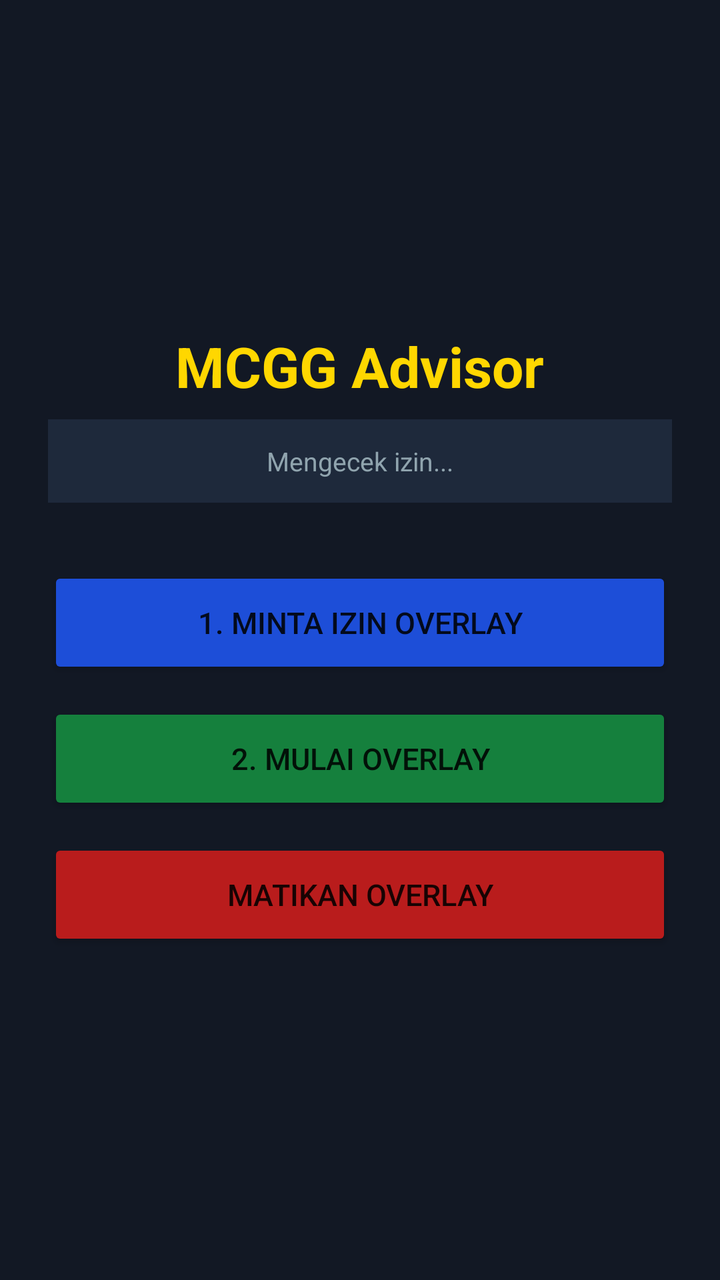
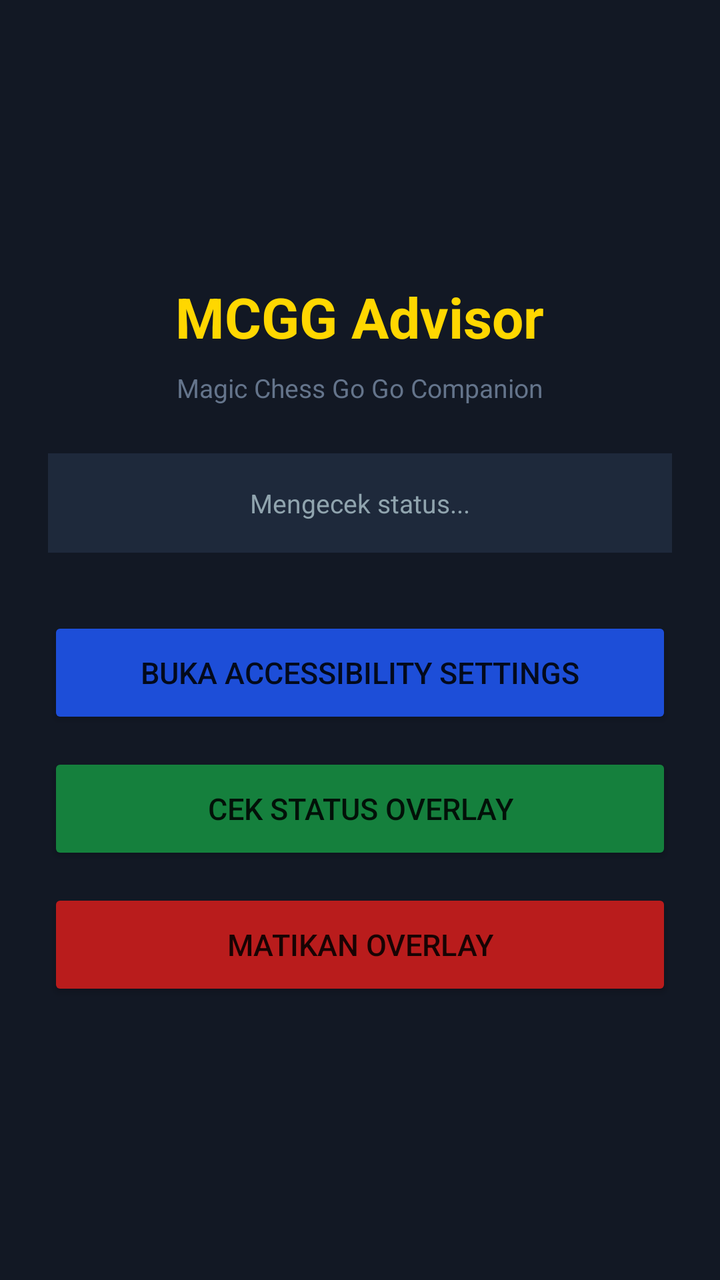

An Android layout rendered at two revisions. The XML below is the earlier revision; the diff shows what the commit changed to produce the second picture.
<!-- AndroidManifest.xml: application theme Theme.MCGGAdvisor -->
<!-- res/layout/activity_main.xml -->
<?xml version="1.0" encoding="utf-8"?>
<LinearLayout xmlns:android="http://schemas.android.com/apk/res/android"
    android:layout_width="match_parent"
    android:layout_height="match_parent"
    android:orientation="vertical"
    android:gravity="center"
    android:padding="24dp"
    android:background="#121824">

    <TextView
        android:layout_width="wrap_content"
        android:layout_height="wrap_content"
        android:text="MCGG Advisor"
        android:textColor="#FFD700"
        android:textSize="28sp"
        android:textStyle="bold"
        android:layout_marginBottom="8dp" />

    <TextView
        android:id="@+id/tvStatus"
        android:layout_width="match_parent"
        android:layout_height="wrap_content"
        android:text="Mengecek izin..."
        android:textColor="#90A4AE"
        android:textSize="13sp"
        android:gravity="center"
        android:layout_marginBottom="32dp"
        android:padding="12dp"
        android:background="#1E293B" />

    <Button
        android:id="@+id/btnPermission"
        android:layout_width="match_parent"
        android:layout_height="56dp"
        android:text="1. Minta Izin Overlay"
        android:textSize="15sp"
        android:backgroundTint="#1D4ED8"
        android:layout_marginBottom="12dp" />

    <Button
        android:id="@+id/btnStart"
        android:layout_width="match_parent"
        android:layout_height="56dp"
        android:text="2. Mulai Overlay"
        android:textSize="15sp"
        android:backgroundTint="#15803D"
        android:layout_marginBottom="12dp" />

    <Button
        android:id="@+id/btnStop"
        android:layout_width="match_parent"
        android:layout_height="56dp"
        android:text="Matikan Overlay"
        android:textSize="15sp"
        android:backgroundTint="#B91C1C" />

</LinearLayout>
<!-- resources referenced by this layout -->
<resources>
  <style name="Theme.MCGGAdvisor" parent="Theme.MaterialComponents.DayNight.NoActionBar">
          <item name="colorPrimary">#00C853</item>
          <item name="colorSecondary">#FFD700</item>
          <item name="android:statusBarColor">#121824</item>
      </style>
</resources>

<!-- the commit's change to res/layout/activity_main.xml (unified diff, before → after) -->
@@ -17,22 +17,30 @@
         android:layout_marginBottom="8dp" />
 
     <TextView
+        android:layout_width="wrap_content"
+        android:layout_height="wrap_content"
+        android:text="Magic Chess Go Go Companion"
+        android:textColor="#64748B"
+        android:textSize="13sp"
+        android:layout_marginBottom="24dp" />
+
+    <TextView
         android:id="@+id/tvStatus"
         android:layout_width="match_parent"
         android:layout_height="wrap_content"
-        android:text="Mengecek izin..."
+        android:text="Mengecek status..."
         android:textColor="#90A4AE"
         android:textSize="13sp"
         android:gravity="center"
         android:layout_marginBottom="32dp"
-        android:padding="12dp"
+        android:padding="16dp"
         android:background="#1E293B" />
 
     <Button
         android:id="@+id/btnPermission"
         android:layout_width="match_parent"
         android:layout_height="56dp"
-        android:text="1. Minta Izin Overlay"
+        android:text="Buka Accessibility Settings"
         android:textSize="15sp"
         android:backgroundTint="#1D4ED8"
         android:layout_marginBottom="12dp" />
@@ -41,7 +49,7 @@
         android:id="@+id/btnStart"
         android:layout_width="match_parent"
         android:layout_height="56dp"
-        android:text="2. Mulai Overlay"
+        android:text="Cek Status Overlay"
         android:textSize="15sp"
         android:backgroundTint="#15803D"
         android:layout_marginBottom="12dp" />
